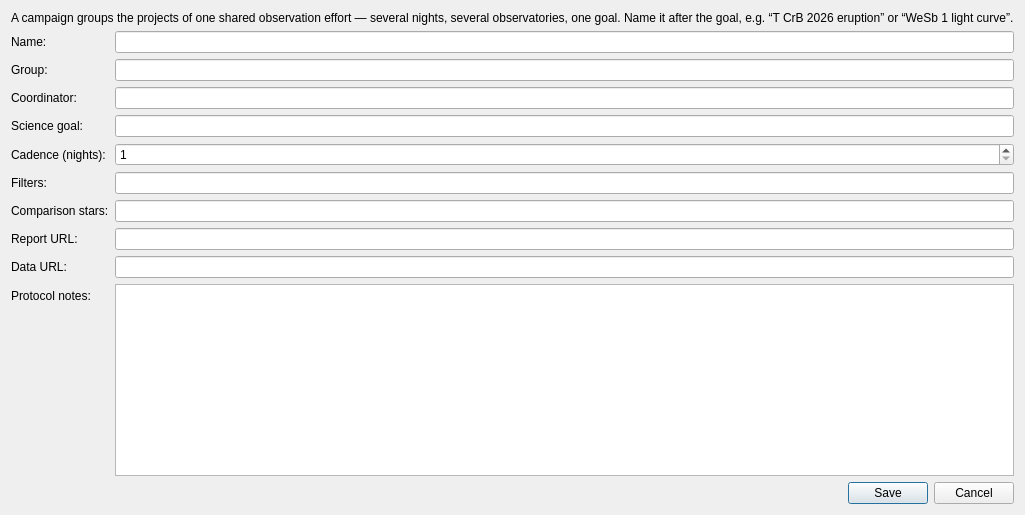
irydeo/nightscribe, file nightscribe/gui/ui/campaign_edit_dialog.ui: the form before one commit.
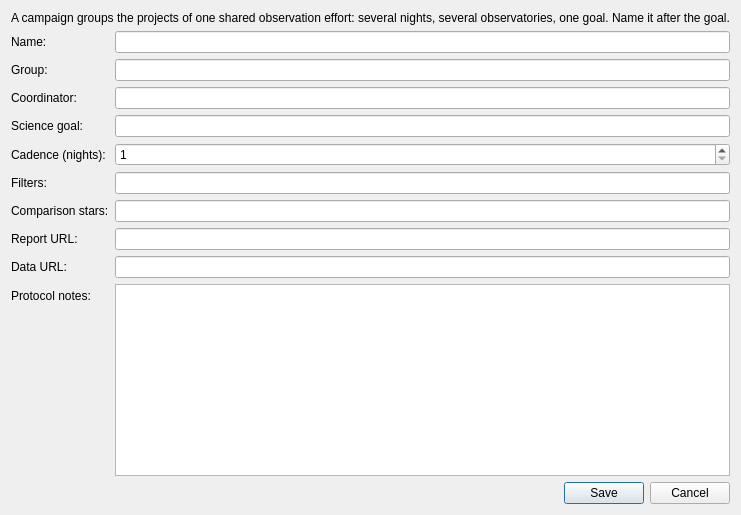
The form after the commit.

```diff
--- a/nightscribe/gui/ui/campaign_edit_dialog.ui
+++ b/nightscribe/gui/ui/campaign_edit_dialog.ui
@@ -9,7 +9,7 @@
  <class>CampaignEditDialog</class>
  <widget class="QWidget" name="CampaignEditDialog">
   <layout class="QVBoxLayout" name="vbox_camp"><property name="leftMargin"><number>11</number></property><property name="topMargin"><number>11</number></property><property name="rightMargin"><number>11</number></property><property name="bottomMargin"><number>11</number></property>
-   <item><widget class="QLabel" name="lbl_intro"><property name="text"><string>A campaign groups the projects of one shared observation effort — several nights, several observatories, one goal. Name it after the goal, e.g. “T CrB 2026 eruption” or “WeSb 1 light curve”.</string></property></widget></item>
+   <item><widget class="QLabel" name="lbl_intro"><property name="text"><string>A campaign groups the projects of one shared observation effort: several nights, several observatories, one goal. Name it after the goal.</string></property></widget></item>
    <item>
     <layout class="QFormLayout" name="form_camp">
      <item row="0" column="0"><widget class="QLabel" name="lbl_name"><property name="text"><string>Name:</string></property></widget></item>
```
